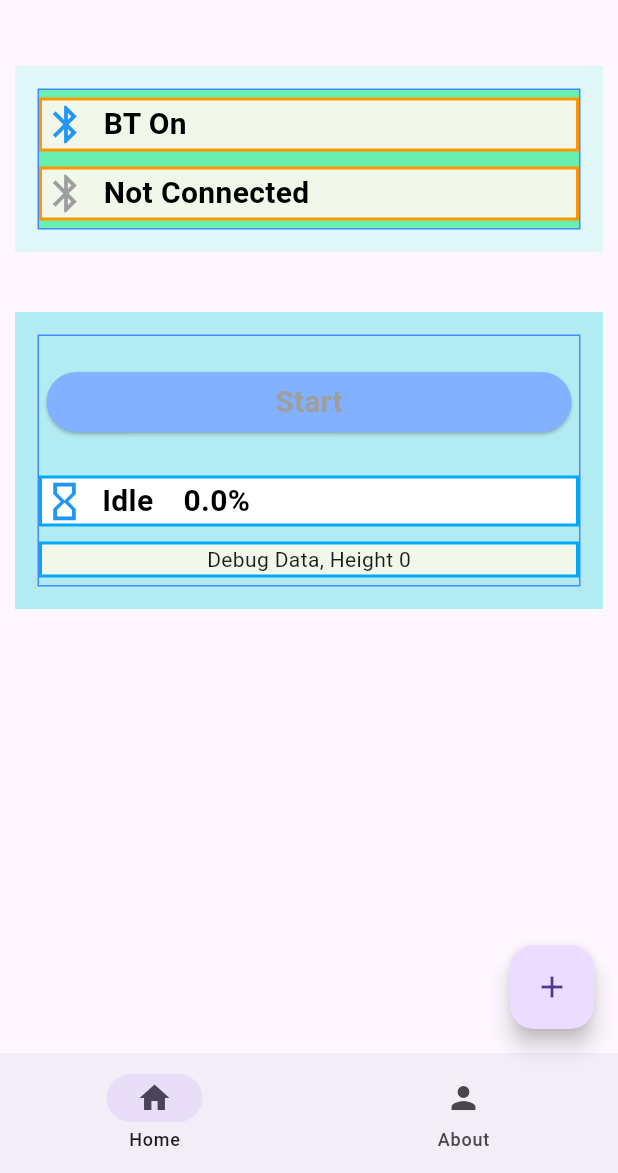
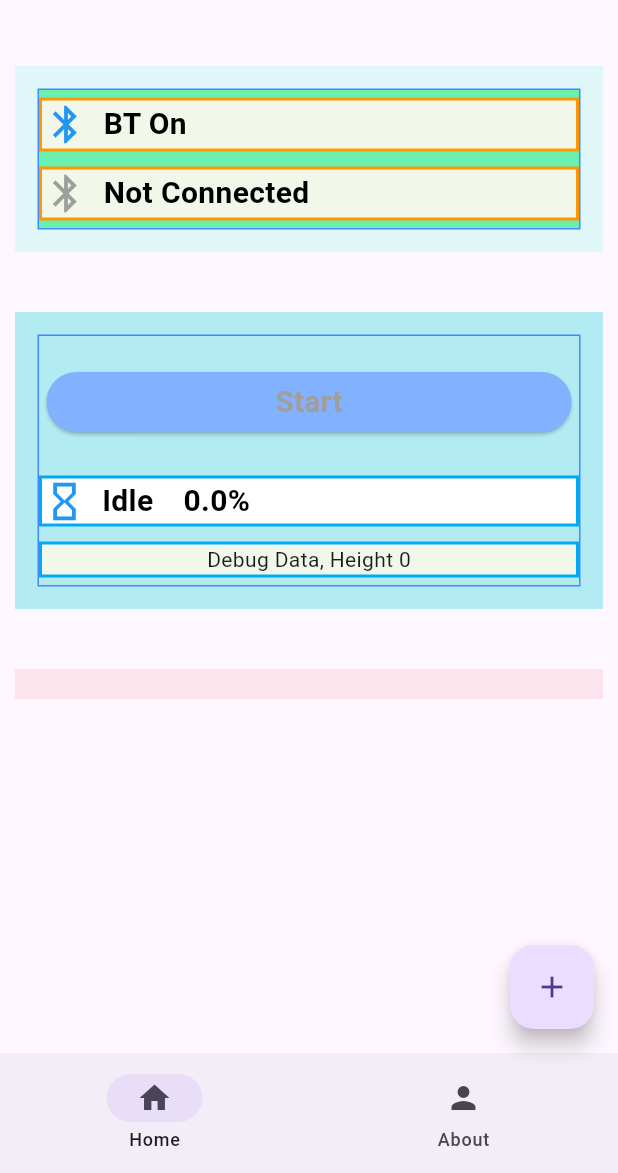
Before and after one commit to AsiGlassi/DoughFermentationApp, a Flutter app: the screen it shows after launch, on a phone screen of 412 x 824 dp, the part 63-1236 px from its top. Run offline on Flutter 3.47's test engine with Material 3 defaults, Android fonts, the light colour scheme and no system bars; our stand-ins replace flutter_blue_plus.

Commit message:
Add error section

```diff
--- a/lib/home_page.dart
+++ b/lib/home_page.dart
@@ -2,14 +2,13 @@ import 'dart:convert';
 import 'dart:io';
 
 // import 'package:flutter/cupertino.dart';
+import 'package:flutter/cupertino.dart';
 import 'package:flutter/material.dart';
 import 'package:dough_fermentation/Messages.dart';
 
 import 'dart:async';
 
 import 'package:flutter_blue_plus/flutter_blue_plus.dart';
-
-
 
 const String DOUGH_DEVICE_NAME = "Asi Dough Height";
 const String DOUGH_HEIGHT_SERVICE_UUID = "3ee2ffbe-e236-41f2-9c40-d44563ddc614";
@@ -20,18 +19,18 @@ const String CHARACTERISTIC_STATUS_UUID = "a1990b88-249f-45b2-a0b2-ba0f1f90ca0a"
 const String CHARACTERISTIC_DESIRED_FERMENTATION_UUID = "b1f4f8ec-efd5-4fd9-be66-09bbb9baa1da";
 
 enum DoughServcieStatusEnum { idle, Fermenting, ReachedDesiredFerm, OverFerm, Error }
+
 final List<Color> doughServcieStatuColors = <Color>[
   const Color.fromARGB(0xFF, 0xFF, 0xFF, 0xFF), //GRB 0xFFFFFF,
   const Color.fromARGB(0xFF, 0xFF, 0xFF, 0x88), //GRB 0xFFFF88
   const Color.fromARGB(0xFF, 0x33, 0xFF, 0x33), //GRB 0x33FF33
   const Color.fromARGB(0xFF, 0xFF, 0x75, 0x33), //GRB 0xFF7533
-  const Color.fromARGB(0xFF, 0xEE, 0x33, 0x33),  //GRB 0xEE3333
+  const Color.fromARGB(0xFF, 0xEE, 0x33, 0x33), //GRB 0xEE3333
 ];
 const Color deviceConnectedColor = Color.fromARGB(0xFF, 0xAC, 0x61, 0x99); //GRB 0xAC6199
 
 StreamSubscription<BluetoothAdapterState>? adapterStateSubsc = null;
 BluetoothDevice? asiDoughDevice = null;
-
 
 class HomePage extends StatefulWidget {
   const HomePage({Key? key}) : super(key: key);
@@ -41,19 +40,19 @@ class HomePage extends StatefulWidget {
 }
 
 class _HomePageState extends State<HomePage> {
-
   bool statusChangeByUser = false;
 
   BluetoothAdapterState btState = BluetoothAdapterState.unknown;
 
   FlutterBluePlus flutterBluePlus = FlutterBluePlus();
   bool isScanning = false;
-  BluetoothAdapterState  btDeviceState = BluetoothAdapterState.unknown;
+  BluetoothAdapterState btDeviceState = BluetoothAdapterState.unknown;
   bool serviceConnected = false;
   BluetoothCharacteristic? startStopCharactaristics = null;
   DoughServcieStatusEnum doughServcieStatus = DoughServcieStatusEnum.idle;
   int doughHeight = 0;
   double fermPrecentage = 0.0;
+  String errorMessage = '';
 
   //event subscription
   late StreamSubscription<List<int>> statusCharSubsc;
@@ -64,16 +63,6 @@ class _HomePageState extends State<HomePage> {
   Widget build(BuildContext context) {
     return Center(
       child: Column(children: [
-        // ElevatedButton(
-        //   onPressed: () {
-        //     debugPrint('Looking for BLE');
-        //     var bleDoughDevice = ScanBleDoughDevice(flutterBlue);
-        //   },
-        //   child: const Text(
-        //     'Connect Asi Dough BLE',
-        //   ),
-        // ),
-
         // Bluethooth
         Container(
           width: double.infinity,
@@ -149,12 +138,8 @@ class _HomePageState extends State<HomePage> {
                         //Device   Icon
                         Icon(
                           size: 30.0,
-                          (serviceConnected)
-                              ? Icons.bluetooth_connected
-                              : Icons.bluetooth_outlined,
-                          color: (serviceConnected)
-                              ? Colors.blue
-                              : Colors.grey,
+                          (serviceConnected) ? Icons.bluetooth_connected : Icons.bluetooth_outlined,
+                          color: (serviceConnected) ? Colors.blue : Colors.grey,
                         ),
                         Container(
                           margin: const EdgeInsets.symmetric(horizontal: 10.0),
@@ -198,7 +183,7 @@ class _HomePageState extends State<HomePage> {
                 Container(
                   padding: const EdgeInsets.symmetric(vertical: 20),
                   margin: const EdgeInsets.symmetric(horizontal: 5.0),
-                          child:ElevatedButton(
+                  child: ElevatedButton(
                     style: ElevatedButton.styleFrom(
                       backgroundColor: Colors.blueAccent[100], // background color
                       foregroundColor: Colors.white, // text color
@@ -218,27 +203,28 @@ class _HomePageState extends State<HomePage> {
                             startStopCharactaristics!.write([0x0]);
                           }
                         }
-                                }; //disable
+                      }
+                      ; //disable
                     },
-                              child: Text(
-                                  (doughServcieStatus == DoughServcieStatusEnum.idle)
-                                  ? 'Start'
-                                  : 'Stop',
+                    child: Text((doughServcieStatus == DoughServcieStatusEnum.idle) ? 'Start' : 'Stop',
                       style: TextStyle(
                         fontSize: 20,
                         fontWeight: FontWeight.bold,
-                                    color: serviceConnected
-                                        ? Colors.black
-                                        : Colors.grey,
+                        color: serviceConnected ? Colors.black : Colors.grey,
                       )
                     )
                   ),
                 ),
                 //Fermentation Status -   idle, Fermenting, ReachedDesiredFerm, OverFerm, Error
                 Container(
-                    decoration:
-                        BoxDecoration(
-                            color: doughServcieStatuColors[doughServcieStatus.index],
+                  decoration: BoxDecoration(
+                    color: (() {
+                      if (doughServcieStatus != DoughServcieStatusEnum.Error) {
+                        return doughServcieStatuColors[doughServcieStatus.index];
+                      } else {
+                        return doughServcieStatuColors[DoughServcieStatusEnum.idle.index];
+                      }
+                    })(),
                     border: Border.all(color: Colors.lightBlue, width: 2.0)),
                   margin: const EdgeInsets.symmetric(vertical: 5.0),
                   child: Row(mainAxisAlignment: MainAxisAlignment.start, mainAxisSize: MainAxisSize.max, children: [
@@ -256,9 +242,7 @@ class _HomePageState extends State<HomePage> {
                                       : doughServcieStatus == DoughServcieStatusEnum.OverFerm
                                           ? Icons.upload_sharp
                                           : Icons.error_outline,
-                        color: btState == DoughServcieStatusEnum.Error
-                            ? Colors.red
-                            : Colors.blue,
+                      color: Colors.blue,
                     ),
                     Container(
                       margin: const EdgeInsets.symmetric(horizontal: 10.0),
@@ -317,6 +301,47 @@ class _HomePageState extends State<HomePage> {
               ]),
           ),
         ),
+
+        //Error
+        Container(
+          width: double.infinity,
+          padding: const EdgeInsets.all(10.0),
+          margin: const EdgeInsets.fromLTRB(10.0, 30.0, 10.0, 10.0),
+          color: Colors.pink[50],
+          child:Visibility(
+            visible: (doughServcieStatus == DoughServcieStatusEnum.Error),
+            child: Container(
+              margin: const EdgeInsets.all(5.0),
+              decoration: BoxDecoration(
+                color: Colors.cyan[75],
+                border: Border.all(
+                  color: Colors.blueAccent,
+                )
+              ),
+              child: Column(
+                mainAxisAlignment: MainAxisAlignment.spaceAround,
+                crossAxisAlignment: CrossAxisAlignment.stretch,
+                children: [
+                  Container(
+                    padding: const EdgeInsets.symmetric(vertical: 20),
+                    margin: const EdgeInsets.symmetric(horizontal: 5.0),
+                    child: Container(
+                      child: Text(
+                        '$errorMessage',
+                        textAlign: TextAlign.start,
+                        style: TextStyle(
+                          fontSize: 14,
+                          fontWeight: FontWeight.bold,
+                          color: doughServcieStatus == DoughServcieStatusEnum.Error ? Colors.red : Colors.blue,
+                        ),
+                      ),
+                    ),
+                  ),
+                ]
+              )
+            ),
+          )
+        ),
     ]),
     );
   }
@@ -326,7 +351,7 @@ class _HomePageState extends State<HomePage> {
     super.initState();
 
     //set BT logger settings
-    FlutterBluePlus.setLogLevel(LogLevel.info, color:false);
+    FlutterBluePlus.setLogLevel(LogLevel.info, color: false);
     if (adapterStateSubsc != null) {
       // Already subscribed to BT status changes.
       return;
@@ -334,7 +359,6 @@ class _HomePageState extends State<HomePage> {
 
     //listen bluetooth current state
     adapterStateSubsc = FlutterBluePlus.adapterState.listen((state) {
-
       setState(() {
         btState = state;
       });
@@ -345,7 +369,7 @@ class _HomePageState extends State<HomePage> {
 
         // turn on bluetooth ourself if we can
         // for iOS, the user controls bluetooth enable/disable
-        if (/*!kIsWeb && */Platform.isAndroid) {
+        if (/*!kIsWeb && */ Platform.isAndroid) {
           // FlutterBluePlus.turnOn();
         }
       } else if (state == BluetoothAdapterState.on) {
@@ -369,7 +393,6 @@ class _HomePageState extends State<HomePage> {
 
   Future<void> ScanBleDoughDeviceTimer(FlutterBluePlus flutterBluePlus) async {
     var timer = Timer.periodic(const Duration(seconds: 30), (timer) async {
-
       //found device in last iteration, stop timer
       if (asiDoughDevice != null) {
         //stop conn timer
@@ -382,12 +405,10 @@ class _HomePageState extends State<HomePage> {
   }
 
   Future<void> ScanBleDoughDevice(FlutterBluePlus flutterBluePlus) async {
-
     bool needToScan = (asiDoughDevice == null);
     bool needToReconnect = (asiDoughDevice != null && asiDoughDevice!.isConnected == false);
 
     while (needToScan || needToReconnect) {
-
       //case of enforce scan
       if (needToReconnect) {
         //Object already exist, no need to scan, try to connect
@@ -400,7 +421,8 @@ class _HomePageState extends State<HomePage> {
       debugPrint('Start scanning for devices.');
 
       // Listen to scan results
-      scanSubsc ??= FlutterBluePlus.onScanResults.listen((results) async {
+      scanSubsc ??= FlutterBluePlus.onScanResults.listen(
+        (results) async {
           debugPrint('Device Scan Result size;${results.length}');
 
           if (results.isNotEmpty) {
@@ -436,15 +458,13 @@ class _HomePageState extends State<HomePage> {
               // withServices:[Guid(DOUGH_HEIGHT_SERVICE_UUID)], // match any of the specified services
               withNames: ["Asi Dough Height"],
               // *or* any of the specified names (withKeywords)
-          timeout: const Duration(seconds: 5)
-      ).catchError((error) {
+              timeout: const Duration(seconds: 5))
+          .catchError((error) {
         print("Error starting scan: $error");
       });
 
       // wait for scanning to stop
-      await FlutterBluePlus.isScanning
-          .where((val) => val == false)
-          .first;
+      await FlutterBluePlus.isScanning.where((val) => val == false).first;
       setState(() {
         isScanning = false;
       });
@@ -454,14 +474,11 @@ class _HomePageState extends State<HomePage> {
 
       needToScan = (asiDoughDevice == null);
       needToReconnect = (asiDoughDevice != null && asiDoughDevice!.isConnected == false);
-
     }
   }
 
   StreamSubscription<BluetoothConnectionState> onDeviceConnectionChange() {
-
     return asiDoughDevice!.connectionState.listen((state) {
-
       debugPrint('Device status changed to \'${state.name}\'');
 
       if (state == BluetoothConnectionState.connected) {
@@ -473,7 +490,6 @@ class _HomePageState extends State<HomePage> {
 
         //set device settings
         if (Platform.isAndroid) {
-
           final subscription = asiDoughDevice!.mtu.listen((int mtu) {
             // iOS: initial value is always 23, but iOS will quickly negotiate a higher value
             int mtuNow = asiDoughDevice!.mtuNow;
@@ -488,9 +504,7 @@ class _HomePageState extends State<HomePage> {
 
         //look for services
         discoverBleDoughServices();
-
       } else if (state == BluetoothConnectionState.disconnected) {
-
         if (!statusChangeByUser) {
           setState(() {
             serviceConnected = false;
@@ -514,14 +528,11 @@ class _HomePageState extends State<HomePage> {
 
   Future<void> ConnectDevice(BluetoothDevice device) async {
     try {
-      await asiDoughDevice!.connect(
-          autoConnect: true,
-          mtu:null,
-          timeout: const Duration(seconds: 15)
-      ).catchError((error) {
+      await asiDoughDevice!
+          .connect(autoConnect: true, mtu: null, timeout: const Duration(seconds: 15))
+          .catchError((error) {
         print("Failed to connect Asi Dough Device: $error");
       });
-
     } catch (e) {
       debugPrint("Connection failed: $e");
     }
@@ -548,7 +559,6 @@ class _HomePageState extends State<HomePage> {
   }
 
   Future<void> ReadCharacteristics(BluetoothService service) async {
-
     //Get Characteristics
     List<BluetoothCharacteristic> characteristics = service.characteristics;
     for (BluetoothCharacteristic character in characteristics) {
@@ -559,7 +569,8 @@ class _HomePageState extends State<HomePage> {
             if (character.properties.read) {
               List<int> value = await character.read();
               StatusMessage statusValue = GetStatusCharacteristics(value);
-              debugPrint('Read Dough Service Status Status \'${DoughServcieStatusEnum.values[statusValue.status]}\', Message: \'${statusValue.message}\'');
+              debugPrint(
+                  'Read Dough Service Status Status \'${DoughServcieStatusEnum.values[statusValue.status]}\', Message: \'${statusValue.message}\'');
               setState(() {
                 doughServcieStatus = DoughServcieStatusEnum.values[statusValue.status];
               });
@@ -567,9 +578,11 @@ class _HomePageState extends State<HomePage> {
             if (!character.isNotifying) {
               statusCharSubsc = character.value.listen((value) {
                 StatusMessage statusValue = GetStatusCharacteristics(value);
-                debugPrint('Listen Dough Service Status \'${DoughServcieStatusEnum.values[statusValue.status]}\', Message: \'${statusValue.message}\'');
+                debugPrint(
+                    'Listen Dough Service Status \'${DoughServcieStatusEnum.values[statusValue.status]}\', Message: \'${statusValue.message}\'');
                 setState(() {
                   doughServcieStatus = DoughServcieStatusEnum.values[statusValue.status];
+                  errorMessage = statusValue.message;
                 });
               });
               Future.delayed(const Duration(milliseconds: 1000), () {
@@ -668,7 +681,6 @@ class _HomePageState extends State<HomePage> {
   }
 
   StatusMessage GetStatusCharacteristics(List<int> value) {
-
     StatusMessage statusValue = StatusMessage.EmptyConstructor();
     if (value.isNotEmpty) {
       try {
@@ -684,12 +696,11 @@ class _HomePageState extends State<HomePage> {
     return statusValue;
   }
 
-
   void DisconnectingDevice() {
     debugPrint('Disconnecting from device, remove subscriptions');
     // heightCharSubsc.cancel();
     // statusCharSubsc.cancel();
-    asiDoughDevice?.disconnect();//ToDo - does it affect the reconnect?
+    asiDoughDevice?.disconnect(); //ToDo - does it affect the reconnect?
   }
 
   // @override
```
Lines whose indentation alone changed are shown as unchanged.
